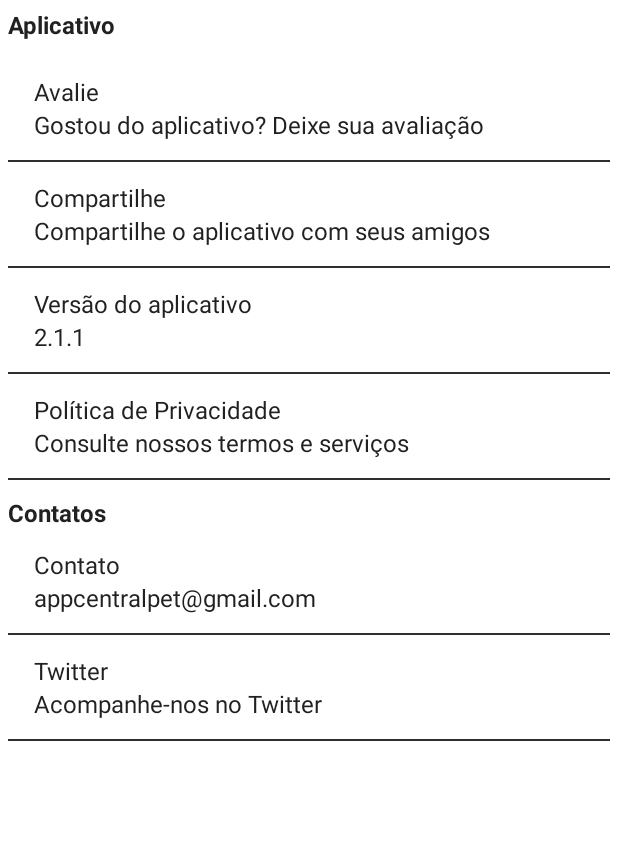
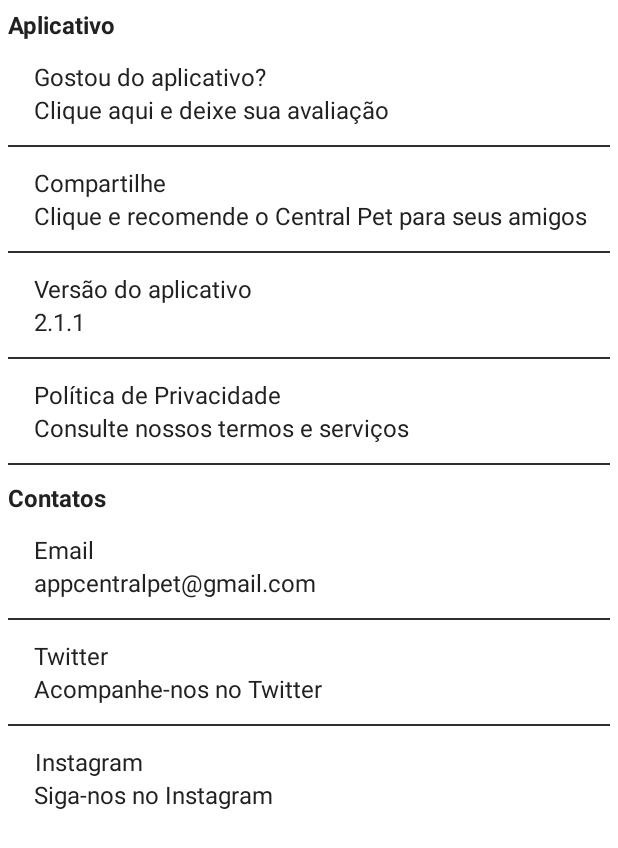
Before and after one commit to Jadson22/CentralPet_Versao_lancamento, an Android app: the fragment Suporte shown on its own in the app's theme, on a phone screen of 412 x 824 dp. Shown: the top 848 px of the screen. Run offline under Robolectric (Android 15) with nearby library versions, the phone set to English and light mode, and no system bars.

Commit message:
adicionado instagram e pequenas edições no suporte.

```diff
--- a/app/src/main/java/appcentralpet/com/newcentralpet/Suporte.java
+++ b/app/src/main/java/appcentralpet/com/newcentralpet/Suporte.java
@@ -18,6 +18,7 @@
     RelativeLayout twitterid;
     RelativeLayout contatoid;
     RelativeLayout politica;
+    RelativeLayout instagramid;
 
     public Suporte() {
         // Required empty public constructor
@@ -76,6 +77,14 @@
             }
         });
 
+        instagramid = (RelativeLayout) view.findViewById(R.id.instagramid);
+        instagramid.setOnClickListener(new View.OnClickListener() {
+            @Override
+            public void onClick(View view) {
+                Intent ava = new Intent(Intent.ACTION_VIEW, Uri.parse("https://www.instagram.com/appcentralpet/"));
+                startActivity(ava);
+            }
+        });
         return view;
     }
 
--- a/app/src/main/res/layout/fragment_suporte.xml
+++ b/app/src/main/res/layout/fragment_suporte.xml
@@ -31,29 +31,31 @@
     </RelativeLayout>
 
         <RelativeLayout
+            android:id="@+id/avalieid"
             android:layout_width="match_parent"
             android:layout_height="wrap_content"
-        android:id="@+id/avalieid"
             android:layout_below="@id/rl1"
             android:layout_margin="7dp">
 
             <TextView
+                android:id="@+id/avalie"
                 android:layout_width="wrap_content"
                 android:layout_height="wrap_content"
-            android:id="@+id/avalie"
-            android:text="Avalie"
+                android:layout_alignParentStart="true"
+                android:layout_alignParentTop="true"
+                android:layout_marginStart="15dp"
+                android:text="Gostou do aplicativo?"
                 android:textColor="@color/txtgeral"
-            android:textSize="@dimen/txt_cad"
-            android:layout_marginLeft="15dp"
-            android:layout_marginTop="10dp"/>
+                android:textSize="@dimen/txt_cad" />
+
             <TextView
                 android:layout_width="wrap_content"
                 android:layout_height="wrap_content"
-            android:text="Gostou do aplicativo? Deixe sua avaliação"
+                android:layout_below="@+id/avalie"
+                android:layout_marginLeft="15dp"
+                android:text="Clique aqui e deixe sua avaliação"
                 android:textColor="@color/txtgeral"
-            android:layout_below="@+id/avalie"
-            android:textSize="@dimen/txt_cad"
-            android:layout_marginLeft="15dp" />
+                android:textSize="@dimen/txt_cad" />
         </RelativeLayout>
     <RelativeLayout
         android:layout_width="wrap_content"
@@ -75,21 +77,22 @@
         android:layout_margin="7dp">
 
         <TextView
+            android:id="@+id/compartilhe"
             android:layout_width="wrap_content"
             android:layout_height="wrap_content"
-            android:id="@+id/compartilhe"
+            android:layout_marginLeft="15dp"
             android:text="Compartilhe"
             android:textColor="@color/txtgeral"
-            android:textSize="@dimen/txt_cad"
-            android:layout_marginLeft="15dp" />
+            android:textSize="@dimen/txt_cad" />
+
         <TextView
             android:layout_width="wrap_content"
             android:layout_height="wrap_content"
-            android:text="Compartilhe o aplicativo com seus amigos"
+            android:layout_below="@+id/compartilhe"
+            android:layout_marginLeft="15dp"
+            android:text="Clique e recomende o Central Pet para seus amigos"
             android:textColor="@color/txtgeral"
-            android:layout_below="@+id/compartilhe"
-            android:textSize="@dimen/txt_cad"
-            android:layout_marginLeft="15dp" />
+            android:textSize="@dimen/txt_cad" />
     </RelativeLayout>
 
     <RelativeLayout
@@ -197,28 +200,29 @@
     </RelativeLayout>
 
         <RelativeLayout
+            android:id="@+id/contatoid"
             android:layout_width="match_parent"
             android:layout_height="wrap_content"
             android:layout_below="@+id/rl2"
-        android:id="@+id/contatoid"
             android:layout_margin="7dp">
+
+            <TextView
+                android:id="@+id/contato"
+                android:layout_width="wrap_content"
+                android:layout_height="wrap_content"
+                android:layout_marginLeft="15dp"
+                android:text="Email"
+                android:textColor="@color/txtgeral"
+                android:textSize="@dimen/txt_cad" />
 
             <TextView
                 android:layout_width="wrap_content"
                 android:layout_height="wrap_content"
-            android:id="@+id/contato"
-            android:text="Contato"
-            android:textColor="@color/txtgeral"
-            android:textSize="@dimen/txt_cad"
-            android:layout_marginLeft="15dp" />
-        <TextView
-            android:layout_width="wrap_content"
-            android:layout_height="wrap_content"
+                android:layout_below="@+id/contato"
+                android:layout_marginLeft="15dp"
                 android:text="appcentralpet@gmail.com"
                 android:textColor="@color/txtgeral"
-            android:layout_below="@+id/contato"
-            android:textSize="@dimen/txt_cad"
-            android:layout_marginLeft="15dp" />
+                android:textSize="@dimen/txt_cad" />
         </RelativeLayout>
 
     <RelativeLayout
@@ -269,6 +273,33 @@
             android:layout_height="1dp"
             android:background="@drawable/linha_info"/>
     </RelativeLayout>
+
+        <RelativeLayout
+            android:layout_width="match_parent"
+            android:layout_height="wrap_content"
+            android:layout_below="@+id/rl2"
+            android:id="@+id/instagramid"
+            android:layout_margin="7dp">
+
+            <TextView
+                android:id="@+id/instagram"
+                android:layout_width="wrap_content"
+                android:layout_height="wrap_content"
+                android:layout_alignParentStart="true"
+                android:layout_alignParentTop="true"
+                android:layout_marginStart="16dp"
+                android:text="Instagram"
+                android:textColor="@color/txtgeral"
+                android:textSize="@dimen/txt_cad" />
+            <TextView
+                android:layout_width="wrap_content"
+                android:layout_height="wrap_content"
+                android:text="Siga-nos no Instagram"
+                android:textColor="@color/txtgeral"
+                android:layout_below="@+id/instagram"
+                android:textSize="@dimen/txt_cad"
+                android:layout_marginLeft="15dp" />
+        </RelativeLayout>
     </LinearLayout>
     </ScrollView>
 </FrameLayout>
```
Lines whose indentation alone changed are shown as unchanged.
